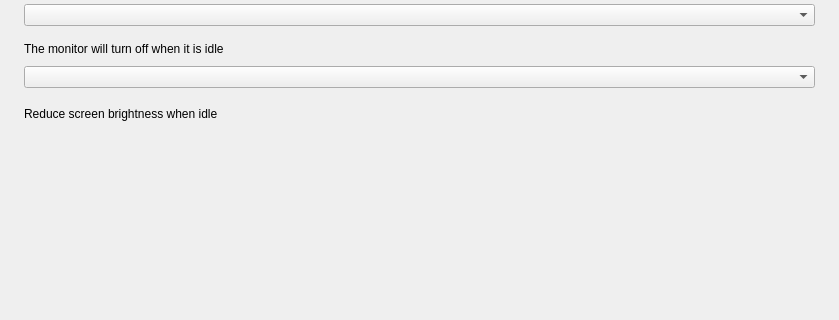
First picture: the form in plugins/power/src/pages/battery-settings/battery-settings-page.ui, repository openeuler-mirror/kiran-control-panel, before the edit; both pictures show x 0 to 839 and y 106 to 426 of the 839 by 551 pixel window.
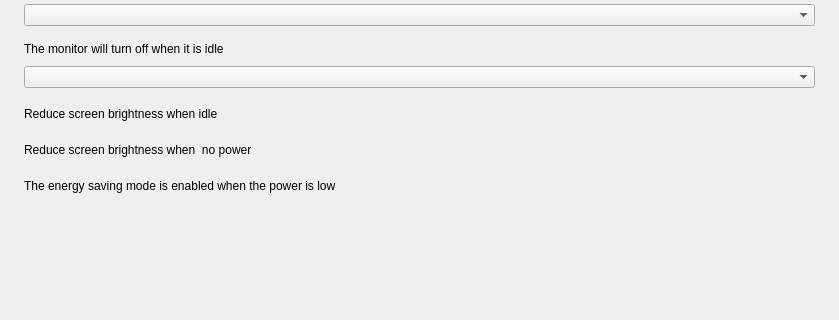
Second picture: the form after the edit.

Commit message:
feat(power): add feature color-temperature,computer-mode and some power options
- 添加色温功能，计算机模式，还有一些特定的电源选项

Closes #67668,#68397

```diff
--- a/plugins/power/src/pages/battery-settings/battery-settings-page.ui
+++ b/plugins/power/src/pages/battery-settings/battery-settings-page.ui
@@ -171,6 +171,63 @@
      </item>
     </layout>
    </item>
+   <item>
+    <layout class="QHBoxLayout" name="layout_lowPowerReduceBrightness">
+     <property name="topMargin">
+      <number>16</number>
+     </property>
+     <item>
+      <widget class="QLabel" name="label_5">
+       <property name="text">
+        <string>Reduce screen brightness when  no power</string>
+       </property>
+      </widget>
+     </item>
+     <item>
+      <spacer name="horizontalSpacer_2">
+       <property name="orientation">
+        <enum>Qt::Horizontal</enum>
+       </property>
+       <property name="sizeHint" stdset="0">
+        <size>
+         <width>40</width>
+         <height>20</height>
+        </size>
+       </property>
+      </spacer>
+     </item>
+    </layout>
+   </item>
+   <item>
+    <layout class="QHBoxLayout" name="layout_lowPowerEco">
+     <property name="topMargin">
+      <number>16</number>
+     </property>
+     <property name="bottomMargin">
+      <number>0</number>
+     </property>
+     <item>
+      <widget class="QLabel" name="label_6">
+       <property name="text">
+        <string>The energy saving mode is enabled when the power is low</string>
+       </property>
+      </widget>
+     </item>
+     <item>
+      <spacer name="horizontalSpacer_3">
+       <property name="orientation">
+        <enum>Qt::Horizontal</enum>
+       </property>
+       <property name="sizeHint" stdset="0">
+        <size>
+         <width>40</width>
+         <height>20</height>
+        </size>
+       </property>
+      </spacer>
+     </item>
+    </layout>
+   </item>
    <item>
     <spacer name="verticalSpacer">
      <property name="orientation">
```
The commit also changes 19 other files.
